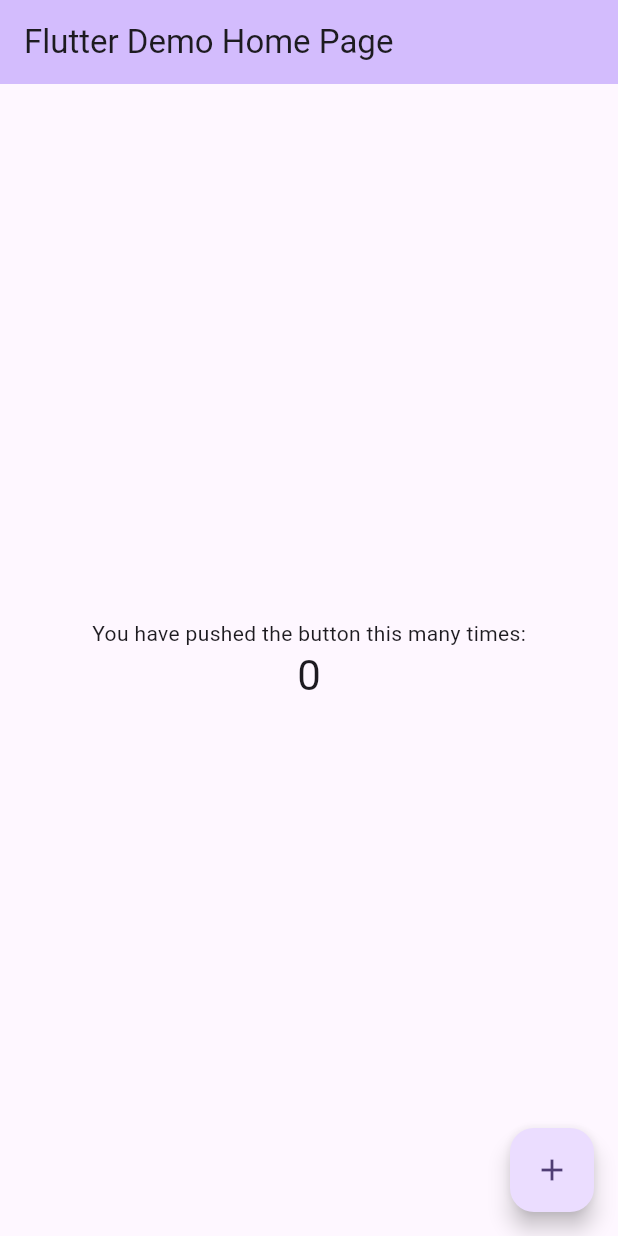
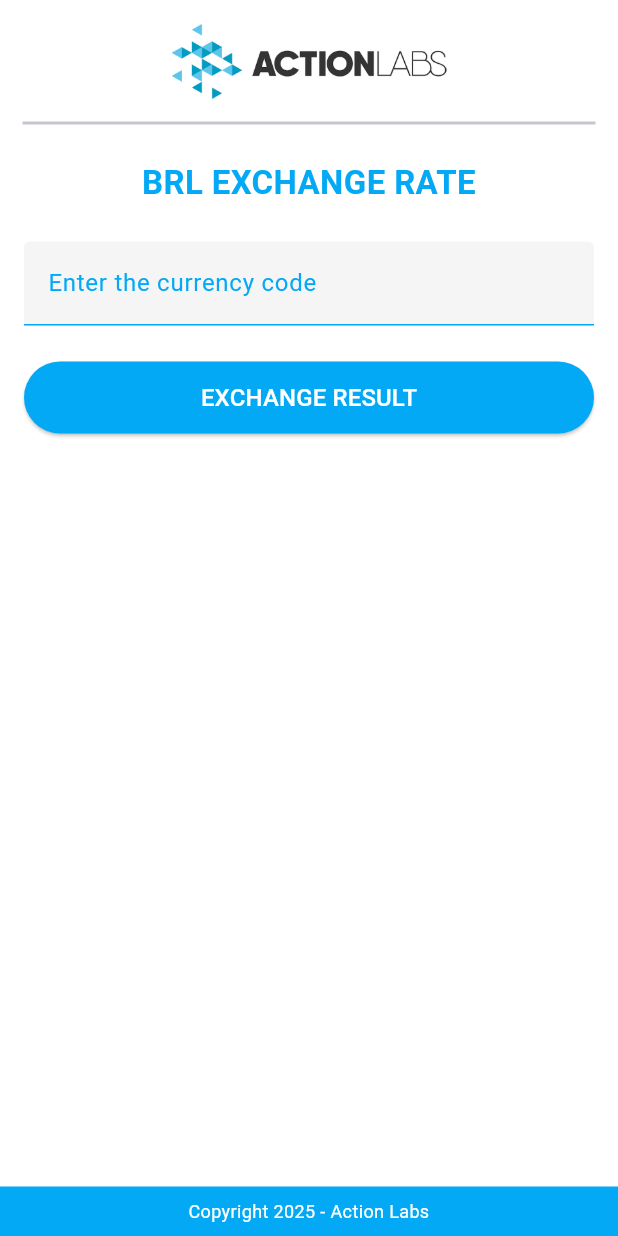
Before and after one commit to BrunoDalI/Specs, a Flutter app: the screen it shows after launch, on a phone screen of 412 x 824 dp. Run offline on Flutter 3.47's test engine with Material 3 defaults, Android fonts, the phone set to English and light mode, and no system bars; our stand-ins replace dio, equatable, flutter_bloc, get_it.

Commit message:
feat: Implement currency exchange feature with Bloc architecture
- Added dependencies for dio, flutter_bloc, equatable, get_it, http, intl, and timezone.
- Created a new CurrencyScreen for user input and displaying exchange rates.
- Implemented CurrencyBloc to manage state and handle currency rate loading.
- Developed CurrencyRepository and CurrencyRemoteDataSource for API interaction.
- Added CurrencyRate entity to represent exchange rate data.
- Implemented use case for fetching currency rates.
- Created widgets for displaying exchange results and copyright banner.
- Added error handling and loading states in the Bloc.
- Included logo asset for the application.

```diff
--- /dev/null
+++ b/lib/features/exchange/domain/entities/currency_rate.dart
@@ -0,0 +1,11 @@
+class CurrencyRate {
+  final String date;
+  final double close;
+  final double? closeDiff;
+
+  CurrencyRate({
+    required this.date,
+    required this.close,
+    this.closeDiff,
+  });
+}
--- /dev/null
+++ b/lib/features/exchange/domain/repositories/currency_repository.dart
@@ -0,0 +1,5 @@
+import '../entities/currency_rate.dart';
+
+abstract class CurrencyRepository {
+  Future<List<CurrencyRate>> getRates(String currencyCode);
+}
--- /dev/null
+++ b/lib/features/exchange/domain/usecases/get_currency_rates.dart
@@ -0,0 +1,20 @@
+import '../entities/currency_rate.dart';
+import '../repositories/currency_repository.dart';
+
+class GetCurrencyRates {
+  final CurrencyRepository repository;
+
+  GetCurrencyRates(this.repository);
+
+  Future<List<CurrencyRate>> call(String currencyCode) async {
+    final rates = await repository.getRates(currencyCode);
+    for (int i = 1; i < rates.length; i++) {
+      rates[i] = CurrencyRate(
+        date: rates[i].date,
+        close: rates[i].close,
+        closeDiff: rates[i].close - rates[i - 1].close,
+      );
+    }
+    return rates;
+  }
+}
--- /dev/null
+++ b/lib/features/exchange/presentation/bloc/currency_bloc.dart
@@ -0,0 +1,25 @@
+import 'package:flutter_bloc/flutter_bloc.dart';
+import '../../domain/usecases/get_currency_rates.dart';
+import 'currency_event.dart';
+import 'currency_state.dart';
+
+class CurrencyBloc extends Bloc<CurrencyEvent, CurrencyState> {
+  final GetCurrencyRates getCurrencyRates;
+
+  CurrencyBloc({required this.getCurrencyRates}) : super(CurrencyInitial()) {
+    on<LoadCurrencyRates>(_onLoadCurrencyRates);
+  }
+
+  Future<void> _onLoadCurrencyRates(
+    LoadCurrencyRates event,
+    Emitter<CurrencyState> emit,
+  ) async {
+    emit(CurrencyLoading());
+    try {
+      final rates = await getCurrencyRates(event.currencyCode);
+      emit(CurrencyLoaded(rates));
+    } catch (e) {
+      emit(CurrencyError(e.toString()));
+    }
+  }
+}
--- /dev/null
+++ b/lib/features/exchange/presentation/bloc/currency_event.dart
@@ -0,0 +1,17 @@
+import 'package:equatable/equatable.dart';
+
+abstract class CurrencyEvent extends Equatable {
+  const CurrencyEvent();
+
+  @override
+  List<Object> get props => [];
+}
+
+class LoadCurrencyRates extends CurrencyEvent {
+  final String currencyCode;
+
+  const LoadCurrencyRates({required this.currencyCode});
+
+  @override
+  List<Object> get props => [currencyCode];
+}
--- /dev/null
+++ b/lib/features/exchange/presentation/bloc/currency_state.dart
@@ -0,0 +1,31 @@
+import 'package:equatable/equatable.dart';
+import '../../domain/entities/currency_rate.dart';
+
+abstract class CurrencyState extends Equatable {
+  const CurrencyState();
+
+  @override
+  List<Object> get props => [];
+}
+
+class CurrencyInitial extends CurrencyState {}
+
+class CurrencyLoading extends CurrencyState {}
+
+class CurrencyLoaded extends CurrencyState {
+  final List<CurrencyRate> rates;
+
+  const CurrencyLoaded(this.rates);
+
+  @override
+  List<Object> get props => [rates];
+}
+
+class CurrencyError extends CurrencyState {
+  final String message;
+
+  const CurrencyError(this.message);
+
+  @override
+  List<Object> get props => [message];
+}
--- /dev/null
+++ b/lib/features/exchange/presentation/pages/currency_screen.dart
@@ -0,0 +1,123 @@
+import 'package:flutter/material.dart';
+import 'package:flutter_bloc/flutter_bloc.dart';
+import '../bloc/currency_bloc.dart';
+import '../bloc/currency_event.dart';
+import '../bloc/currency_state.dart';
+import '../widgets/copy_right_banner.dart';
+import '../widgets/exchange_result.dart';
+
+class CurrencyScreen extends StatefulWidget {
+  const CurrencyScreen({super.key});
+
+  @override
+  State<CurrencyScreen> createState() => _CurrencyScreenState();
+}
+
+class _CurrencyScreenState extends State<CurrencyScreen> {
+  final controller = TextEditingController();
+
+  @override
+  Widget build(BuildContext context) {
+    return Scaffold(
+      backgroundColor: Colors.white,
+      body: SafeArea(
+        child: SingleChildScrollView(
+          padding: const EdgeInsets.only(bottom: 16),
+          child: Column(
+            crossAxisAlignment: CrossAxisAlignment.center,
+            children: [
+              const SizedBox(height: 16),
+              Image.asset('assets/logo/logo.png', height: 50, width: 300),
+              const SizedBox(height: 8),
+              Padding(
+                padding: const EdgeInsets.symmetric(horizontal: 15),
+                child: const Divider(thickness: 2),
+              ),
+              const SizedBox(height: 16),
+              const Text(
+                'BRL EXCHANGE RATE',
+                style: TextStyle(
+                  color: Color(0xFF03A9F4),
+                  fontSize: 22,
+                  fontWeight: FontWeight.bold,
+                ),
+                textAlign: TextAlign.center,
+              ),
+              const SizedBox(height: 24),
+              Padding(
+                padding: const EdgeInsets.symmetric(horizontal: 16),
+                child: TextField(
+                  controller: controller,
+                  textCapitalization: TextCapitalization.characters,
+                  style: const TextStyle(fontSize: 16, color: Colors.black),
+                  decoration: const InputDecoration(
+                    labelText: 'Enter the currency code',
+                    filled: true,
+                    fillColor: Color(0xFFF5F5F5),
+                    labelStyle: TextStyle(color: Color(0xFF03A9F4), fontSize: 16),
+                    enabledBorder: UnderlineInputBorder(borderSide: BorderSide(color: Color(0xFF03A9F4))),
+                    focusedBorder: UnderlineInputBorder(borderSide: BorderSide(color: Color(0xFF03A9F4), width: 2)),
+                  ),
+                ),
+              ),
+
+              const SizedBox(height: 24),
+              Padding(
+                padding: const EdgeInsets.symmetric(horizontal: 16),
+                child: SizedBox(
+                  width: double.infinity,
+                  height: 48,
+                  child: ElevatedButton(
+                    style: ElevatedButton.styleFrom(
+                      backgroundColor: const Color(0xFF03A9F4),
+                      shape: RoundedRectangleBorder(borderRadius: BorderRadius.circular(24)),
+                    ),
+                    onPressed: () {
+                      context.read<CurrencyBloc>().add(
+                        LoadCurrencyRates(currencyCode: controller.text),
+                      );
+                    },
+                    child: const Text('EXCHANGE RESULT', style: TextStyle(fontSize: 16, color: Colors.white)),
+                  ),
+                ),
+              ),
+              const SizedBox(height: 16),
+              Padding(
+                padding: const EdgeInsets.symmetric(horizontal: 8),
+                child: BlocBuilder<CurrencyBloc, CurrencyState>(
+                  builder: (context, state) {
+                    if (state is CurrencyLoading) {
+                      return const Center(child: CircularProgressIndicator());
+                    }
+                    if (state is CurrencyLoaded) {
+                      final rate = state.rates.isNotEmpty ? state.rates.first : null;
+                      return ExchangeResultWidget(
+                        fromSymbol: 'BRL',
+                        toSymbol: controller.text,
+                        rate: rate,
+                      );
+                    }
+                    if (state is CurrencyError) {
+                      return Center(
+                        child: Text(
+                          state.message,
+                          style: const TextStyle(color: Colors.red),
+                        ),
+                      );
+                    }
+                    return Container();
+                  },
+                ),
+              ),
+              const SizedBox(height: 24),
+            ],
+          ),
+        ),
+      ),
+      bottomNavigationBar: SafeArea(
+        bottom: true,
+        child: const CopyrightBanner(),
+      ),
+    );
+  }
+}
--- /dev/null
+++ b/lib/features/exchange/presentation/widgets/copy_right_banner.dart
@@ -0,0 +1,27 @@
+import 'package:flutter/material.dart';
+
+
+class CopyrightBanner extends StatelessWidget {
+  final String text;
+  final Color backgroundColor;
+
+  const CopyrightBanner({
+    super.key,
+    this.text = 'Copyright 2025 - Action Labs',
+    this.backgroundColor = const Color(0xFF03A9F4),
+  });
+
+  @override
+  Widget build(BuildContext context) {
+    return Container(
+      width: double.infinity,
+      color: backgroundColor,
+      padding: const EdgeInsets.symmetric(vertical: 8),
+      child: Text(
+        text,
+        style: const TextStyle(color: Colors.white, fontSize: 12),
+        textAlign: TextAlign.center,
+      ),
+    );
+  }
+}
--- a/lib/main.dart
+++ b/lib/main.dart
@@ -1,122 +1,27 @@
 import 'package:flutter/material.dart';
+import 'package:flutter_bloc/flutter_bloc.dart';
+import 'core/injection/injection_container.dart' as di;
+import 'features/exchange/presentation/bloc/currency_bloc.dart';
+import 'features/exchange/presentation/pages/currency_screen.dart';
 
-void main() {
-  runApp(const MyApp());
+void main() async {
+  WidgetsFlutterBinding.ensureInitialized();
+  await di.init();
+  runApp(MyApp());
 }
 
 class MyApp extends StatelessWidget {
   const MyApp({super.key});
 
-  // This widget is the root of your application.
   @override
   Widget build(BuildContext context) {
     return MaterialApp(
-      title: 'Flutter Demo',
-      theme: ThemeData(
-        // This is the theme of your application.
-        //
-        // TRY THIS: Try running your application with "flutter run". You'll see
-        // the application has a purple toolbar. Then, without quitting the app,
-        // try changing the seedColor in the colorScheme below to Colors.green
-        // and then invoke "hot reload" (save your changes or press the "hot
-        // reload" button in a Flutter-supported IDE, or press "r" if you used
-        // the command line to start the app).
-        //
-        // Notice that the counter didn't reset back to zero; the application
-        // state is not lost during the reload. To reset the state, use hot
-        // restart instead.
-        //
-        // This works for code too, not just values: Most code changes can be
-        // tested with just a hot reload.
-        colorScheme: ColorScheme.fromSeed(seedColor: Colors.deepPurple),
+      // title: 'Currency Exchange',
+      home: BlocProvider(
+        create: (_) => di.sl<CurrencyBloc>(),
+        child: CurrencyScreen(),
       ),
-      home: const MyHomePage(title: 'Flutter Demo Home Page'),
+      debugShowCheckedModeBanner: false,
     );
   }
 }
-
-class MyHomePage extends StatefulWidget {
-  const MyHomePage({super.key, required this.title});
-
-  // This widget is the home page of your application. It is stateful, meaning
-  // that it has a State object (defined below) that contains fields that affect
-  // how it looks.
-
-  // This class is the configuration for the state. It holds the values (in this
-  // case the title) provided by the parent (in this case the App widget) and
-  // used by the build method of the State. Fields in a Widget subclass are
-  // always marked "final".
-
-  final String title;
-
-  @override
-  State<MyHomePage> createState() => _MyHomePageState();
-}
-
-class _MyHomePageState extends State<MyHomePage> {
-  int _counter = 0;
-
-  void _incrementCounter() {
-    setState(() {
-      // This call to setState tells the Flutter framework that something has
-      // changed in this State, which causes it to rerun the build method below
-      // so that the display can reflect the updated values. If we changed
-      // _counter without calling setState(), then the build method would not be
-      // called again, and so nothing would appear to happen.
-      _counter++;
-    });
-  }
-
-  @override
-  Widget build(BuildContext context) {
-    // This method is rerun every time setState is called, for instance as done
-    // by the _incrementCounter method above.
-    //
-    // The Flutter framework has been optimized to make rerunning build methods
-    // fast, so that you can just rebuild anything that needs updating rather
-    // than having to individually change instances of widgets.
-    return Scaffold(
-      appBar: AppBar(
-        // TRY THIS: Try changing the color here to a specific color (to
-        // Colors.amber, perhaps?) and trigger a hot reload to see the AppBar
-        // change color while the other colors stay the same.
-        backgroundColor: Theme.of(context).colorScheme.inversePrimary,
-        // Here we take the value from the MyHomePage object that was created by
-        // the App.build method, and use it to set our appbar title.
-        title: Text(widget.title),
-      ),
-      body: Center(
-        // Center is a layout widget. It takes a single child and positions it
-        // in the middle of the parent.
-        child: Column(
-          // Column is also a layout widget. It takes a list of children and
-          // arranges them vertically. By default, it sizes itself to fit its
-          // children horizontally, and tries to be as tall as its parent.
-          //
-          // Column has various properties to control how it sizes itself and
-          // how it positions its children. Here we use mainAxisAlignment to
-          // center the children vertically; the main axis here is the vertical
-          // axis because Columns are vertical (the cross axis would be
-          // horizontal).
-          //
-          // TRY THIS: Invoke "debug painting" (choose the "Toggle Debug Paint"
-          // action in the IDE, or press "p" in the console), to see the
-          // wireframe for each widget.
-          mainAxisAlignment: MainAxisAlignment.center,
-          children: <Widget>[
-            const Text('You have pushed the button this many times:'),
-            Text(
-              '$_counter',
-              style: Theme.of(context).textTheme.headlineMedium,
-            ),
-          ],
-        ),
-      ),
-      floatingActionButton: FloatingActionButton(
-        onPressed: _incrementCounter,
-        tooltip: 'Increment',
-        child: const Icon(Icons.add),
-      ), // This trailing comma makes auto-formatting nicer for build methods.
-    );
-  }
-}
```
Also changed, not shown: lib/core/injection/injection_container.dart (added, +38 -0 lines), lib/features/exchange/data/datasources/currency_remote_datasource.dart (added, +73 -0 lines), lib/features/exchange/data/repositories/currency_repository_impl.dart (added, +20 -0 lines), lib/features/exchange/presentation/widgets/exchange_result.dart (added, +94 -0 lines), lib/features/exchange/presentation/widgets/format_date.dart (added, +14 -0 lines), pubspec.yaml (+10 -3 lines), assets/logo/logo.png (added), lib/core/error/failures.dart (added), lib/core/usecases/usecase.dart (added), lib/core/utils/either.dart (added), pubspec.lock, 1 other file.
